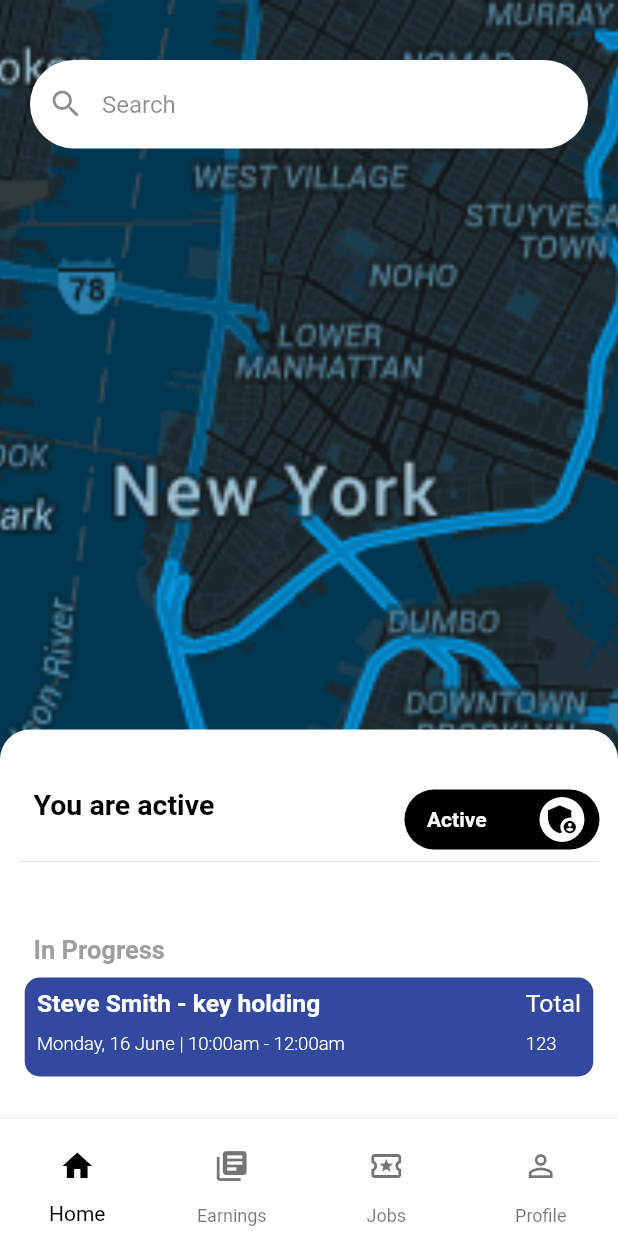
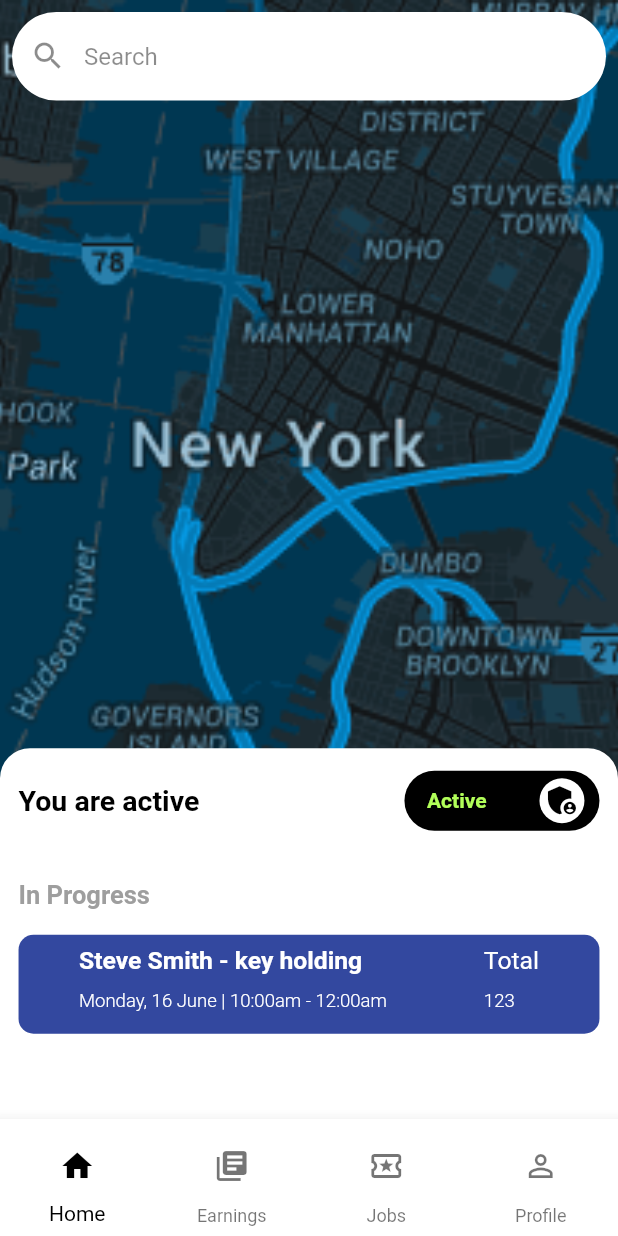
Before and after one commit to abdulmannankh21/guard_app, a Flutter app: the MainScreen screen opened directly, on a phone screen of 412 x 824 dp. Run offline on Flutter 3.47's test engine with Material 2 defaults, Android fonts, the phone set to English and light mode, and no system bars; drawn by our look-alikes of lite_rolling_switch; our stand-ins replace cloud_firestore, dotted_border, firebase_auth, firebase_core, fluttertoast, google_sign_in and 2 more; missing offline and left inert: country_pickers, flutter_facebook_auth, progress_stepper; accounts and stored records are empty.

Commit message:
ui fixes

```diff
--- a/lib/Views/Steps/step3.dart
+++ b/lib/Views/Steps/step3.dart
@@ -166,14 +166,6 @@ class _Step3State extends State<Step3> {
                       summary = summaryController.text;
                       work = workController.text;
                       guardDetails();
-                      Fluttertoast.showToast(
-                          msg: "Press Next",
-                          toastLength: Toast.LENGTH_SHORT,
-                          gravity: ToastGravity.SNACKBAR,
-                          timeInSecForIosWeb: 1,
-                          backgroundColor: Colors.green,
-                          textColor: Colors.white,
-                          fontSize: 16.0);
                       clearText();
 
                     });
--- a/lib/Views/mainScreen.dart
+++ b/lib/Views/mainScreen.dart
@@ -60,30 +60,23 @@ class _MainScreenState extends State<MainScreen> {
               label: "Profile"),
         ],
       ),
-      body: Stack(children: [
-        Container(
-          width: MediaQuery.of(context).size.width * 1,
-          height: MediaQuery.of(context).size.height * 1,
-          child: SingleChildScrollView(
-            scrollDirection: Axis.vertical,
-            child: Column(
-              children: [
+      body: SafeArea(
+        child: Stack(children: [
           Container(
             width: MediaQuery.of(context).size.width * 1,
             height: MediaQuery.of(context).size.height * 1,
             decoration: BoxDecoration(
                 color: Colors.black,
                 image: DecorationImage(
-                          image: AssetImage("images/maps.png"),
-                          fit: BoxFit.cover)),
-                  child: Padding(
-                    padding: const EdgeInsets.only(left: 0, right: 00, top: 40),
-                    child: Container(
+                    image: AssetImage("images/maps.png"), fit: BoxFit.cover)),
+            child: Text(""),
+          ),
+          Container(
             child: Column(
+              mainAxisAlignment: MainAxisAlignment.spaceBetween,
               children: [
                 Padding(
-                            padding: const EdgeInsets.only(
-                                left: 20, right: 20, top: 0),
+                  padding: const EdgeInsets.all(8.0),
                   child: TextField(
                     decoration: InputDecoration(
                         prefixIcon: Icon(
@@ -100,113 +93,89 @@ class _MainScreenState extends State<MainScreen> {
                   ),
                 ),
                 Container(
-                            margin: EdgeInsets.only(
-                                top: MediaQuery.of(context).size.height * 0.47),
-                            height: MediaQuery.of(context).size.height * 0.4,
+                  height: MediaQuery.of(context).size.height * 0.3,
                   width: MediaQuery.of(context).size.width,
                   decoration: BoxDecoration(
                       color: Colors.white,
                       borderRadius: BorderRadius.only(
                           topLeft: Radius.circular(20.0),
                           topRight: Radius.circular(20.0))),
-                            child: SingleChildScrollView(
                   child: Padding(
                     padding: EdgeInsets.only(
-                                    left: size.width * 0.03,
-                                    right: size.width * 0.03),
+                        left: size.width * 0.03, right: size.width * 0.03),
                     child: Column(
                       mainAxisAlignment: MainAxisAlignment.start,
                       crossAxisAlignment: CrossAxisAlignment.start,
                       children: [
                         Padding(
-                                      padding: const EdgeInsets.only(top: 20),
+                          padding: const EdgeInsets.only(top: 15),
                           child: Row(
-                                        mainAxisAlignment:
-                                            MainAxisAlignment.spaceBetween,
+                            mainAxisAlignment: MainAxisAlignment.spaceBetween,
                             children: [
-                                          Padding(
-                                            padding: const EdgeInsets.only(
-                                              left: 10,
-                                            ),
-                                            child: Text(
+                              Text(
                                 "You are active",
                                 style: TextStyle(
                                     fontSize: 19,
                                     fontWeight: FontWeight.bold,
                                     color: Colors.black),
                               ),
-                                          ),
-                                          Padding(
-                                            padding: EdgeInsets.only(top: 20),
-                                            child: Container(
+                              Container(
                                 height: 40.0,
                                 child: LiteRollingSwitch(
                                   value: true,
                                   textOn: 'Active',
+                                  textOnColor: Colors.lightGreenAccent,
                                   textOff: 'inactive',
+                                  textOffColor: Colors.red,
                                   colorOn: Colors.black,
-                                                colorOff: Colors.blueGrey,
-                                                iconOn:
-                                                    Icons.admin_panel_settings,
-                                                iconOff:
-                                                    Icons.admin_panel_settings,
+                                  colorOff: Colors.black,
+                                  iconOn: Icons.admin_panel_settings,
+                                  iconOff: Icons.admin_panel_settings,
                                   onChanged: (bool state) {
-                                                  print(
-                                                      'turned ${(state) ? 'on' : 'off'}');
+                                    print('turned ${(state) ? 'on' : 'off'}');
                                   },
                                   onDoubleTap: () {},
                                   onTap: () {},
                                   onSwipe: () {},
                                 ),
-                                            ),
                               )
                             ],
                           ),
                         ),
-                                    Divider(),
-                                    Padding(
-                                      padding: EdgeInsets.only(
-                                          left: 10, top: size.height * 0.05),
-                                      child: Text(
+                        SizedBox(
+                          height: size.height * 0.04,
+                        ),
+                        Text(
                           "In Progress",
                           style: TextStyle(
                               fontSize: 17,
                               fontWeight: FontWeight.bold,
                               color: Colors.grey),
                         ),
+                        SizedBox(
+                          height: size.height * 0.02,
                         ),
                         Container(
-                                      margin: EdgeInsets.only(
-                                          left: size.width * 0.01,
-                                          right: size.width * 0.01,
-                                          top: size.height * 0.01),
-                                      padding: EdgeInsets.only(
-                                          left: size.width * 0.02,
-                                          right: size.width * 0.02,
-                                          top: size.height * 0.01),
                           decoration: BoxDecoration(
                               color: Color.fromRGBO(51, 72, 159, 1),
-                                          borderRadius:
-                                              BorderRadius.circular(10.0)),
+                              borderRadius: BorderRadius.circular(10.0)),
                           height: size.height * 0.08,
                           width: size.width,
+                          child: Padding(
+                            padding: const EdgeInsets.all(8.0),
                             child: Row(
-                                        mainAxisAlignment:
-                                            MainAxisAlignment.spaceBetween,
+                              mainAxisAlignment: MainAxisAlignment.spaceAround,
                               children: [
                                 Column(
-                                            mainAxisAlignment:
-                                                MainAxisAlignment.start,
-                                            crossAxisAlignment:
-                                                CrossAxisAlignment.start,
+                                  mainAxisAlignment: MainAxisAlignment.start,
+                                  crossAxisAlignment: CrossAxisAlignment.start,
                                   children: [
                                     Text(
                                       "Steve Smith - key holding",
                                       style: TextStyle(
                                           fontSize: size.width * 0.04,
                                           color: Colors.white,
-                                                    fontWeight:
-                                                        FontWeight.bold),
+                                          fontWeight: FontWeight.bold),
                                     ),
                                     SizedBox(
                                       height: 10.0,
@@ -216,24 +185,20 @@ class _MainScreenState extends State<MainScreen> {
                                       style: TextStyle(
                                           fontSize: size.width * 0.03,
                                           color: Colors.white,
-                                                    fontWeight:
-                                                        FontWeight.w300),
+                                          fontWeight: FontWeight.w300),
                                     ),
                                   ],
                                 ),
                                 Column(
-                                            mainAxisAlignment:
-                                                MainAxisAlignment.start,
-                                            crossAxisAlignment:
-                                                CrossAxisAlignment.start,
+                                  mainAxisAlignment: MainAxisAlignment.start,
+                                  crossAxisAlignment: CrossAxisAlignment.start,
                                   children: [
                                     Text(
                                       "Total",
                                       style: TextStyle(
                                           fontSize: size.width * 0.04,
                                           color: Colors.white,
-                                                    fontWeight:
-                                                        FontWeight.w400),
+                                          fontWeight: FontWeight.w400),
                                     ),
                                     SizedBox(
                                       height: 10.0,
@@ -243,21 +208,11 @@ class _MainScreenState extends State<MainScreen> {
                                       style: TextStyle(
                                           fontSize: size.width * 0.03,
                                           color: Colors.white,
-                                                    fontWeight:
-                                                        FontWeight.w300),
+                                          fontWeight: FontWeight.w300),
                                     ),
                                   ],
                                 ),
                               ],
-                                      ),
-                                    )
-                                  ],
-                                ),
-                              ),
-                            ),
-                          ),
-                        ],
-                      ),
                             ),
                           ),
                         )
@@ -265,7 +220,11 @@ class _MainScreenState extends State<MainScreen> {
                     ),
                   ),
                 ),
+              ],
+            ),
+          ),
         ]),
+      ),
     );
   }
 }
--- a/lib/Views/splash_screen.dart
+++ b/lib/Views/splash_screen.dart
@@ -1,5 +1,7 @@
+import 'package:firebase_auth/firebase_auth.dart';
 import 'package:flutter/material.dart';
 import 'package:guard_app/Views/loginScreen.dart';
+import 'package:guard_app/Views/mainScreen.dart';
 
 import '../constants.dart';
 
@@ -46,10 +48,18 @@ class _SplashScreenState extends State<SplashScreen> {
                   padding: const EdgeInsets.only(left: 10, right: 10),
                   child: InkWell(
                     onTap: () {
-                      Navigator.push(
-                          context,
-                          MaterialPageRoute(
-                              builder: (context) => LoginScreen()));
+                      Future.delayed(
+                          const Duration(
+                            seconds: 3,
+                          ),
+                              () {});
+                      if (FirebaseAuth.instance.currentUser != null) {
+                        Navigator.pushReplacement(context,
+                            MaterialPageRoute(builder: (context) => const MainScreen()));
+                      } else {
+                        Navigator.pushReplacement(context,
+                            MaterialPageRoute(builder: (context) =>  LoginScreen()));
+                      }
                     },
                     child: Padding(
                       padding: const EdgeInsets.only(bottom: 10),
```
Lines whose indentation alone changed are shown as unchanged.
